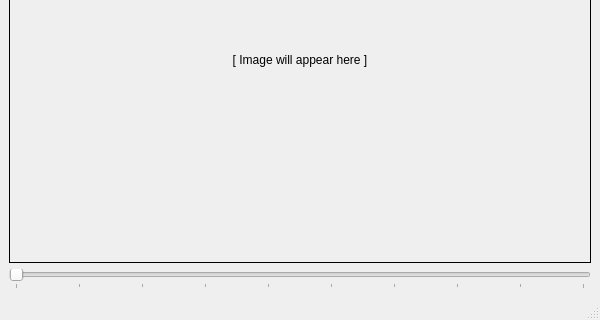
MineaSolas/AutomatingColorRamps, file ui/main_window.ui: the form before one commit; both pictures show x 0 to 600 and y 180 to 500 of the 600 by 500 pixel window.
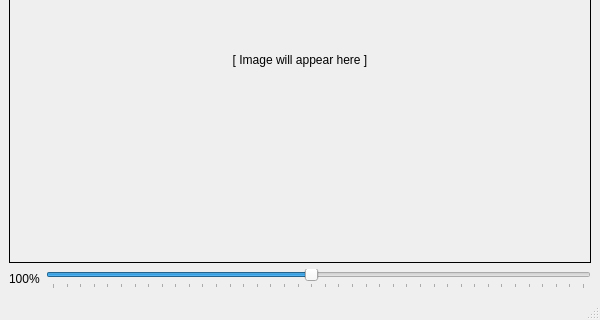
The form after the commit.

Commit message: Adjust zooming

The edit to the form file:
```diff
--- a/ui/main_window.ui
+++ b/ui/main_window.ui
@@ -37,15 +37,24 @@
      </widget>
     </item>
     <item>
+     <layout class="QHBoxLayout">
+      <item>
+       <widget class="QLabel" name="zoomLabel">
+        <property name="text">
+         <string>100%</string>
+        </property>
+       </widget>
+      </item>
+      <item>
      <widget class="QSlider" name="zoomSlider">
       <property name="minimum">
        <number>1</number>
       </property>
       <property name="maximum">
-       <number>10</number>
+         <number>40</number>
       </property>
       <property name="value">
-       <number>1</number>
+         <number>20</number>
       </property>
       <property name="orientation">
        <enum>Qt::Horizontal</enum>
@@ -57,6 +66,8 @@
        <enum>QSlider::TicksBelow</enum>
       </property>
      </widget>
+      </item>
+     </layout>
     </item>
    </layout>
   </widget>
```
Lines whose indentation alone changed are shown as unchanged. The commit also changes 2 other files.
